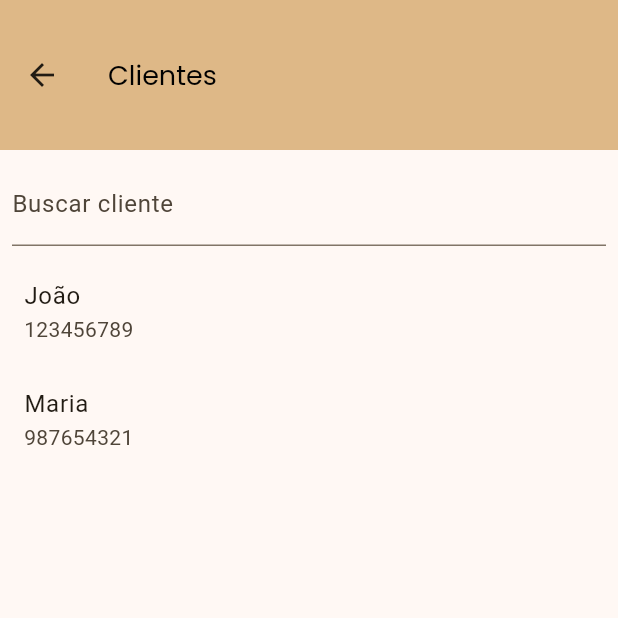
After one commit to Jo-Analyst/js-budget, a Flutter app: the ClientPage screen opened by its route, on a phone screen of 412 x 824 dp, the top half of it. The commit adds this screen. Run offline on Flutter 3.47's test engine with Material 3 defaults, Android fonts, the phone set to English and light mode, and no system bars; our stand-ins replace animated_text_kit, font_awesome_flutter, sqflite; accounts and stored records are empty.

Commit message:
Começo da implementação da tela de clientes && git push

```diff
--- a/lib/main.dart
+++ b/lib/main.dart
@@ -1,5 +1,6 @@
 import 'package:flutter/material.dart';
 import 'package:js_budget/src/app/app.dart';
+import 'package:js_budget/src/pages/client/client_page.dart';
 import 'package:js_budget/src/pages/home/budget_details/budget_details_page.dart';
 import 'package:js_budget/src/pages/splash_page.dart';
 import 'package:js_budget/src/pages/summary/summary_page.dart';
@@ -24,6 +25,7 @@ class MyApp extends StatelessWidget {
         RouterPage.splash: (_) => const SplashPage(),
         RouterPage.budgeDetails: (_) => const BudgetDetailsPage(),
         RouterPage.summary: (_) => const SummaryPage(),
+        RouterPage.clients: (_) => const ClientPage(),
       },
     );
   }
--- /dev/null
+++ b/lib/src/pages/client/client_page.dart
@@ -0,0 +1,136 @@
+// import 'package:flutter/material.dart';
+// import 'package:js_budget/src/models/client_model.dart';
+
+// class ClientPage extends StatefulWidget {
+//   const ClientPage({super.key});
+
+//   @override
+//   State<ClientPage> createState() => _ClientPageState();
+// }
+
+// class _ClientPageState extends State<ClientPage> {
+//   final List<ClientModel> clients = [
+//     ClientModel(
+//       name: 'João',
+//       phone: '123456789',
+//       cpf: '',
+//     ),
+//     ClientModel(
+//       name: 'Maria',
+//       phone: '987654321',
+//       cpf: '',
+//     ),
+//     // Adicione mais clientes aqui
+//   ];
+
+//   String search = '';
+
+//   @override
+//   Widget build(BuildContext context) {
+//     return Scaffold(
+//       appBar: AppBar(
+//         title: const Text('Clientes'),
+//       ),
+//       body: Column(
+//         children: <Widget>[
+//           Padding(
+//             padding: const EdgeInsets.all(8.0),
+//             child: TextFormField(
+//               onChanged: (value) {
+//                 setState(() {
+//                   search = value;
+//                 });
+//               },
+//               decoration: const InputDecoration(
+//                 labelText: 'Buscar cliente',
+//               ),
+//             ),
+//           ),
+//           Expanded(
+//             child: ListView(
+//               children: clients
+//                   .where((client) =>
+//                       client.name.toLowerCase().contains(search.toLowerCase()))
+//                   .map((client) => ListTile(
+//                         title: Text(client.name),
+//                         subtitle: Text(client.phone ?? ''),
+//                       ))
+//                   .toList(),
+//             ),
+//           ),
+//         ],
+//       ),
+//     );
+//   }
+// }
+
+import 'package:flutter/material.dart';
+import 'package:js_budget/src/models/client_model.dart';
+
+class ClientPage extends StatefulWidget {
+  const ClientPage({super.key});
+
+  @override
+  State<ClientPage> createState() => _ClientPageState();
+}
+
+class _ClientPageState extends State<ClientPage> {
+  final List<ClientModel> clients = [
+    ClientModel(
+      name: 'João',
+      phone: '123456789',
+      cpf: '',
+    ),
+    ClientModel(
+      name: 'Maria',
+      phone: '987654321',
+      cpf: '',
+    ),
+    // Adicione mais clientes aqui
+  ];
+
+  String search = '';
+
+  @override
+  Widget build(BuildContext context) {
+    var filteredClients = clients
+        .where((client) =>
+            client.name.toLowerCase().contains(search.toLowerCase()))
+        .toList();
+
+    return Scaffold(
+      appBar: AppBar(
+        title: const Text('Clientes'),
+      ),
+      body: Column(
+        children: <Widget>[
+          Padding(
+            padding: const EdgeInsets.all(8.0),
+            child: TextFormField(
+              onChanged: (value) {
+                setState(() {
+                  search = value;
+                });
+              },
+              decoration: const InputDecoration(
+                labelText: 'Buscar cliente',
+              ),
+            ),
+          ),
+          Expanded(
+            child: filteredClients.isEmpty
+                ? const Center(child: Text('Nenhum cliente encontrado'))
+                : ListView(
+                    children: filteredClients
+                        .map((client) => ListTile(
+                              title: Text(client.name),
+                              subtitle: Text(client.phone ?? ''),
+                            ))
+                        .toList(),
+                  ),
+          ),
+        ],
+      ),
+    );
+  }
+}
--- a/lib/src/pages/menu/menu_page.dart
+++ b/lib/src/pages/menu/menu_page.dart
@@ -16,15 +16,18 @@ class MenuPage extends StatelessWidget {
       body: SingleChildScrollView(
         child: Column(
           children: [
-            const CustomExpansionTileWidget(
+            CustomExpansionTileWidget(
               title: 'Cadastro',
-              icon: Icon(Icons.description_outlined),
+              icon: const Icon(Icons.description_outlined),
               children: [
                 ListTileIcon(
                   icon: Icons.person,
                   title: 'Clientes',
+                  onTap: () {
+                    Navigator.of(context).pushNamed('/clients');
+                  },
                 ),
-                ListTileIcon(
+                const ListTileIcon(
                   icon: Icons.build,
                   title: 'Materiais',
                 ),
--- a/lib/src/routes/route.dart
+++ b/lib/src/routes/route.dart
@@ -3,4 +3,5 @@ class RouterPage {
   static const splash = '/';
   static const budgeDetails = '/budge-details';
   static const summary = '/summary';
+  static const clients = '/clients';
 }
--- a/pubspec.yaml
+++ b/pubspec.yaml
@@ -42,6 +42,8 @@ dependencies:
   font_awesome_flutter: ^10.7.0
   auto_size_text: ^3.0.0
   animated_text_kit: ^4.2.2
+  flutter_slidable: ^3.0.1
+  permission_handler: ^11.3.0
 
 dev_dependencies:
   flutter_test:
```
Also changed, not shown: pubspec.lock.
